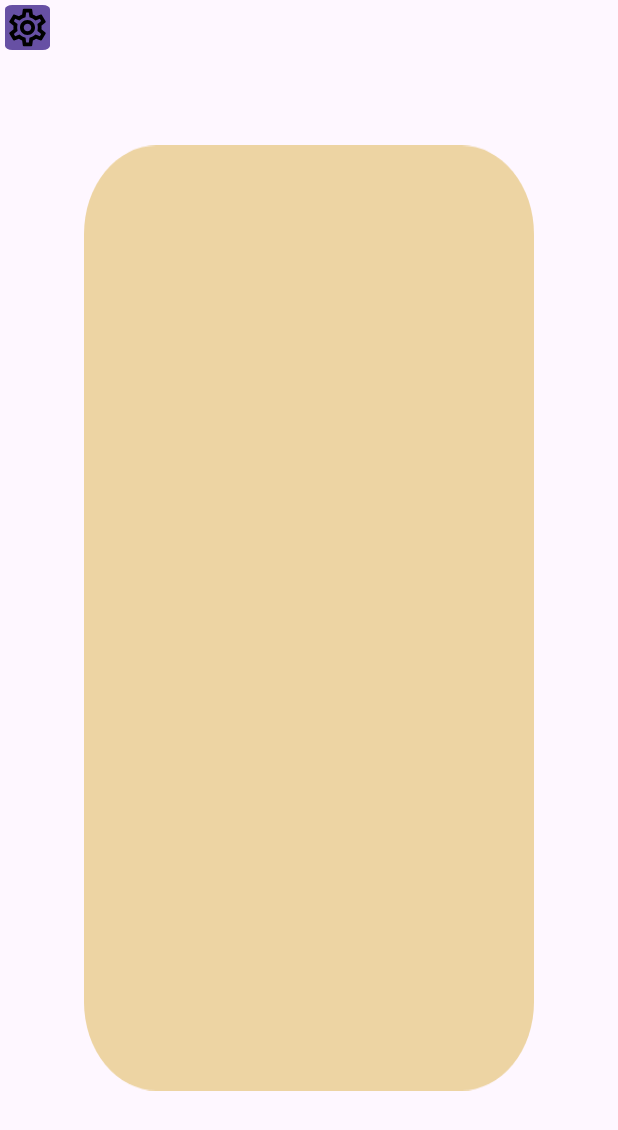
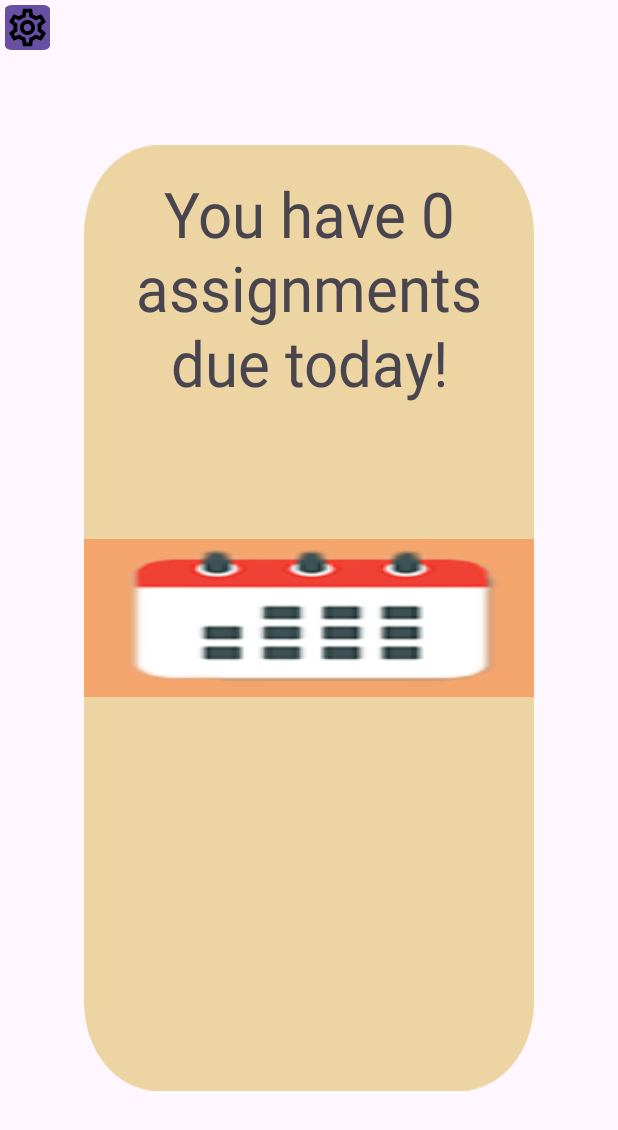
Before and after one commit to duckupus/studylah, an Android app: the view1 screen opened directly, with no data from a screen before it, after a tap on "Save", on a phone screen of 412 x 824 dp. Shown: the top 1130 px of the screen. Run offline under Robolectric (Android 15) with nearby library versions, the phone set to English and light mode, and no system bars.

Commit message:
-UI/UX Design Updated on all pages and activites

```diff
--- a/app/src/main/java/com/sp/studylah/Pages/view1.java
+++ b/app/src/main/java/com/sp/studylah/Pages/view1.java
@@ -80,11 +80,12 @@ public class view1 extends AppCompatActivity {
         finish();
 
         //check if data was saved
-        if (newRowId != 1) {
+        if (newRowId != 0) {
             Toast.makeText(this, "Date saved successfully!", Toast.LENGTH_SHORT).show();
         } else {
-            Toast.makeText(this, "An error has occured", Toast.LENGTH_SHORT).show();
+            Toast.makeText(this, "An error has occurred", Toast.LENGTH_SHORT).show();
         }
+        onResume();
         //set the background color of the Save Button programmatically
         int buttonColor = getResources().getColor(R.color.button_color);
         buttonSave.setBackgroundColor(buttonColor);
--- a/app/src/main/java/com/sp/studylah/Pages/view2.java
+++ b/app/src/main/java/com/sp/studylah/Pages/view2.java
@@ -86,9 +86,9 @@ public class view2 extends AppCompatActivity {
                     null
             );
             cursorAdapter.swapCursor(updatedCursor);
-            Toast.makeText(this, "Assignments Cleared", Toast.LENGTH_SHORT).show();
+            Toast.makeText(this, "Assignments Cleared, Please refresh the page", Toast.LENGTH_SHORT).show();
         } else {
-            Toast.makeText(this, "Assignments Not Cleared", Toast.LENGTH_SHORT).show();
+            Toast.makeText(this, "No Assignments to clear", Toast.LENGTH_SHORT).show();
         }
     }
 
--- a/app/src/main/java/com/sp/studylah/carousel_fragments/first_fragment/FirstFragment.java
+++ b/app/src/main/java/com/sp/studylah/carousel_fragments/first_fragment/FirstFragment.java
@@ -4,9 +4,12 @@ import android.content.Intent;
 import android.database.Cursor;
 import android.database.sqlite.SQLiteDatabase;
 import android.os.Bundle;
+import android.view.Gravity;
 import android.view.LayoutInflater;
 import android.view.View;
 import android.view.ViewGroup;
+import android.widget.FrameLayout;
+import android.widget.ImageView;
 import android.widget.TextView;
 
 import androidx.annotation.NonNull;
@@ -34,6 +37,7 @@ public class FirstFragment extends Fragment {
     private DatabaseHelper databaseHelper;
     private TextView textViewAssignment;
     private SQLiteDatabase db;
+
 
     @Override
     public View onCreateView(
@@ -68,7 +72,7 @@ public class FirstFragment extends Fragment {
         Date date = Calendar.getInstance().getTime();
         SimpleDateFormat dateFormat = new SimpleDateFormat("yyyy-MM-dd", Locale.getDefault());
         String formattedDate = dateFormat.format(date); //damnit I need to subtract zzz
-        int year = Integer.parseInt(formattedDate.substring(0,4));
+        int year = Integer.parseInt(formattedDate.substring(0, 4));
         year -= 1900;
         String newDate = String.valueOf(year) + formattedDate.substring(4, formattedDate.length());
         String selector = DatabaseContract.AssignmentEntry.COLUMN_DATE + "=" + newDate;
@@ -83,18 +87,13 @@ public class FirstFragment extends Fragment {
                 null,
                 null,
                 null);
-        if(cursor == null) {
+        if (cursor == null) {
             textViewAssignment.setText("You have no assignments due today!");
         } else {
             cursor.moveToFirst();
             String displayAssignmentCount = "You have " + cursor.getCount() + " assignments due today!";
             textViewAssignment.setText(displayAssignmentCount);
         }
-        /*
-        String displayAssignmentCount = "You have " + cursor.getCount() + " assignments due today!";
-        textViewAssignment.setText("  DATE: " + formattedDate + '\n' + "  NEW DATE: " + newDate
-                + '\n' + "  CURSOR COUNT: " + cursor.getCount()); */
-        //textViewAssignment.setText(displayAssignmentCount);
         super.onResume();
     }
 
--- a/app/src/main/java/com/sp/studylah/carousel_fragments/second_fragment/SecondFragment.java
+++ b/app/src/main/java/com/sp/studylah/carousel_fragments/second_fragment/SecondFragment.java
@@ -34,7 +34,7 @@ private FragmentSecondBinding binding;
     public void onViewCreated(@NonNull View view, Bundle savedInstanceState) {
         super.onViewCreated(view, savedInstanceState);
         TextView textView = view.findViewById(R.id.textview_second);
-        textView.setText("Page 2\n");
+        textView.setText("View your assignments here!");
         layout = view.findViewById(R.id.fragment_second);
         layout.setOnClickListener(new View.OnClickListener() {
             @Override
--- a/app/src/main/res/layout/activity_view2.xml
+++ b/app/src/main/res/layout/activity_view2.xml
@@ -2,7 +2,8 @@
 <!-- activity_view2.xml -->
 <RelativeLayout xmlns:android="http://schemas.android.com/apk/res/android"
     android:layout_width="match_parent"
-    android:layout_height="match_parent">
+    android:layout_height="match_parent"
+    android:background="#EDD4A3">
     <ListView
         android:id="@+id/listViewAssignments"
         android:layout_width="match_parent"
--- a/app/src/main/res/layout/activity_view2a.xml
+++ b/app/src/main/res/layout/activity_view2a.xml
@@ -1,7 +1,8 @@
 <?xml version="1.0" encoding="utf-8"?>
 <androidx.constraintlayout.widget.ConstraintLayout xmlns:android="http://schemas.android.com/apk/res/android"
     android:layout_width="match_parent"
-    android:layout_height="match_parent">
+    android:layout_height="match_parent"
+    android:background="#EDD4A3">
     <LinearLayout
         android:layout_width="match_parent"
         android:layout_height="match_parent"
--- a/app/src/main/res/layout/activity_view3.xml
+++ b/app/src/main/res/layout/activity_view3.xml
@@ -10,7 +10,7 @@
     <LinearLayout
         android:layout_width="match_parent"
         android:layout_height="match_parent"
-        android:background="#f0faea"
+        android:background="#EDD4A3"
         android:gravity="center_horizontal"
         android:orientation="vertical">
 
@@ -32,6 +32,7 @@
         <LinearLayout
             android:layout_width="wrap_content"
             android:layout_height="wrap_content"
+            android:background="#EDD4A3"
             >
             <EditText
                 android:id="@+id/editTextTimerViewHour"
--- a/app/src/main/res/layout/fragment_first.xml
+++ b/app/src/main/res/layout/fragment_first.xml
@@ -7,4 +7,24 @@
     android:id="@+id/fragment_first"
     android:layout_gravity="center_horizontal"
     android:background="@drawable/rectangle_border">
+
+<FrameLayout
+    android:layout_width="match_parent"
+    android:layout_height="match_parent">
+    <TextView
+        android:id="@+id/todayAssignments"
+        android:layout_width="wrap_content"
+        android:layout_height="wrap_content"
+        android:text="Assignments due today: 0"
+        android:textSize="40sp"
+        android:layout_margin="16dp"
+        android:gravity="bottom|center"/>
+
+    <ImageView
+        android:id = "@+id/myImage"
+        android:layout_width="match_parent"
+        android:layout_height="wrap_content"
+        android:background="@drawable/calendarstudylah"
+        android:layout_gravity="center" />
+</FrameLayout>
 </androidx.constraintlayout.widget.ConstraintLayout>
```
Also changed, not shown: app/src/main/res/layout/fragment_second.xml (+8 -6 lines), app/src/main/res/layout/fragment_third.xml (+6 -1 lines), app/src/main/res/drawable/calendarstudylah.jpg (added), app/src/main/res/drawable/clockstudylah.jpg (added).
